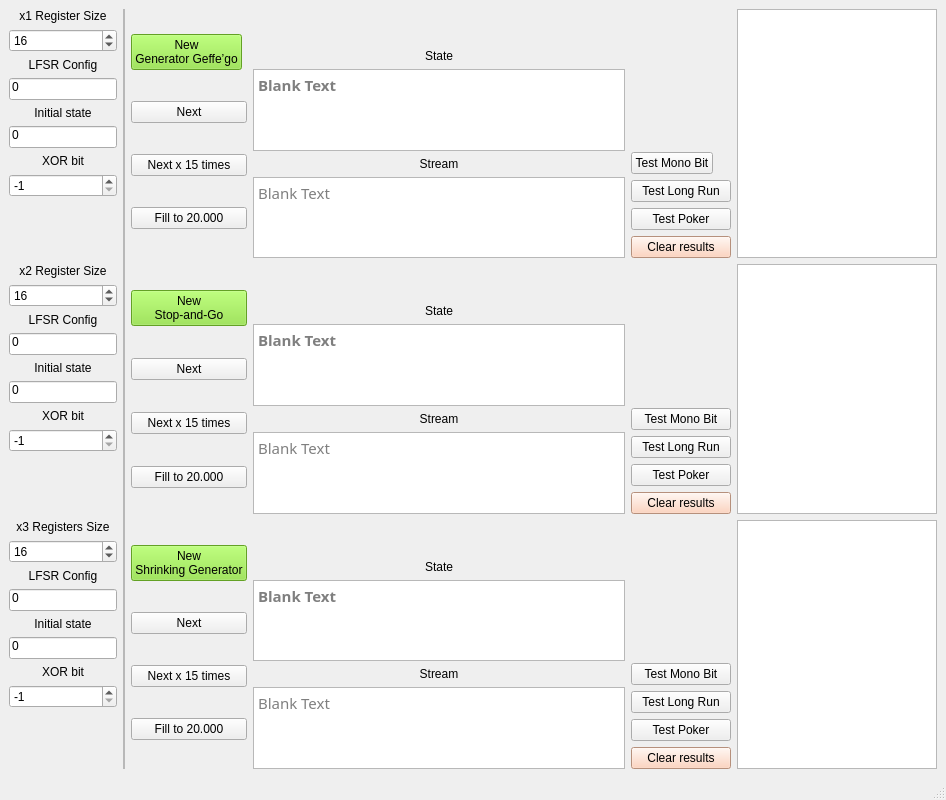
Before: the Qt Designer form Kryptologia/Lab4/GUI_QT.ui in GrzegorzKrug/Studia_Python, drawn with Qt 5.
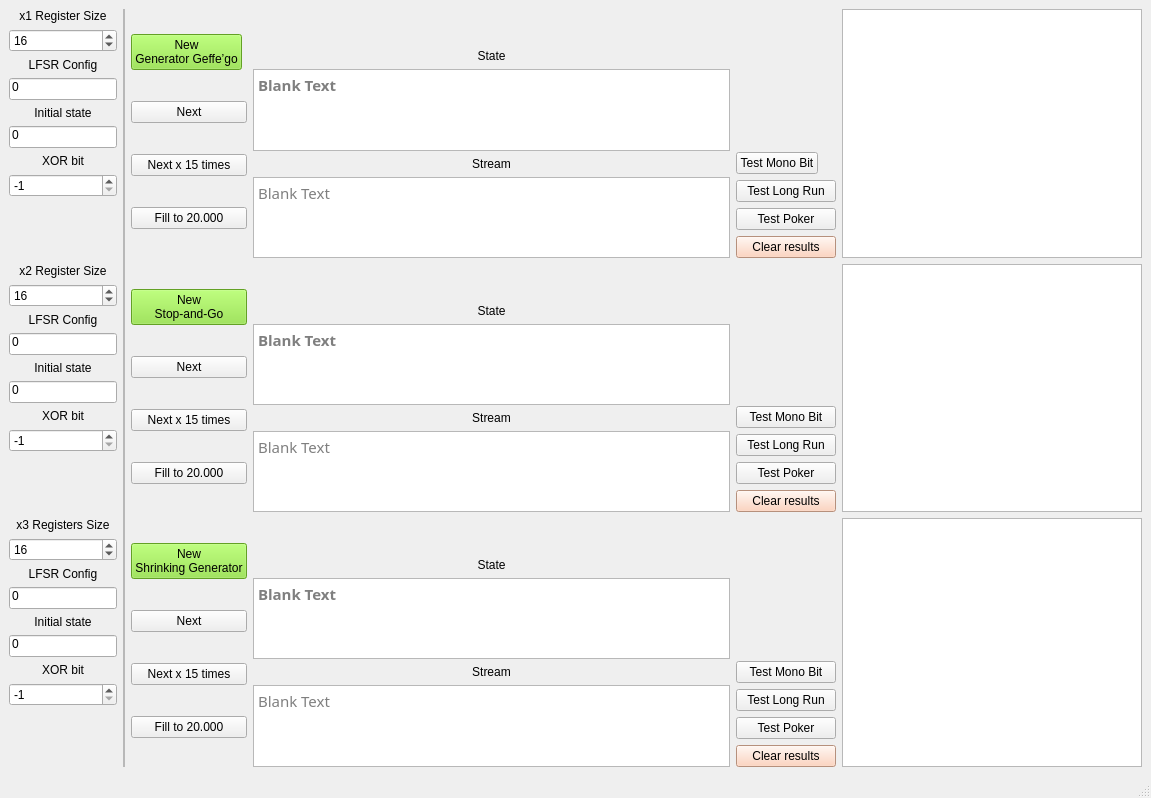
After: the same form once the commit is applied.

Patch:
```diff
--- a/Kryptologia/Lab4/GUI_QT.ui
+++ b/Kryptologia/Lab4/GUI_QT.ui
@@ -6,8 +6,8 @@
    <rect>
     <x>0</x>
     <y>0</y>
-    <width>946</width>
-    <height>800</height>
+    <width>1151</width>
+    <height>798</height>
    </rect>
   </property>
   <property name="windowTitle">
@@ -27,7 +27,7 @@
        <number>0</number>
       </property>
       <item row="0" column="2">
-       <layout class="QGridLayout" name="grid_Generators" rowstretch="1,1,1" columnstretch="1,100,1,1" columnminimumwidth="100,100,100,200">
+       <layout class="QGridLayout" name="grid_Generators" rowstretch="1,1,1" columnstretch="1,100,1,1" columnminimumwidth="100,400,100,300">
         <property name="sizeConstraint">
          <enum>QLayout::SetDefaultConstraint</enum>
         </property>
@@ -146,7 +146,13 @@
          </layout>
         </item>
         <item row="0" column="3">
-         <widget class="QTextBrowser" name="textBrowser_geffe_results"/>
+         <widget class="QTextBrowser" name="textBrowser_geffe_results">
+          <property name="font">
+           <font>
+            <family>FreeMono</family>
+           </font>
+          </property>
+         </widget>
         </item>
         <item row="2" column="2">
          <layout class="QVBoxLayout" name="verticalLayout_6">
@@ -197,10 +203,22 @@
          </layout>
         </item>
         <item row="2" column="3">
-         <widget class="QTextBrowser" name="textBrowser_shrinking_results"/>
+         <widget class="QTextBrowser" name="textBrowser_shrinking_results">
+          <property name="font">
+           <font>
+            <family>FreeMono</family>
+           </font>
+          </property>
+         </widget>
         </item>
         <item row="1" column="3">
-         <widget class="QTextBrowser" name="textBrowser_stopandgo_results"/>
+         <widget class="QTextBrowser" name="textBrowser_stopandgo_results">
+          <property name="font">
+           <font>
+            <family>FreeMono</family>
+           </font>
+          </property>
+         </widget>
         </item>
         <item row="1" column="1">
          <layout class="QVBoxLayout" name="verticalLayout_out_stopandgo">
```
Left out of the diff: 2 changed lines with no effect on the pictures.
